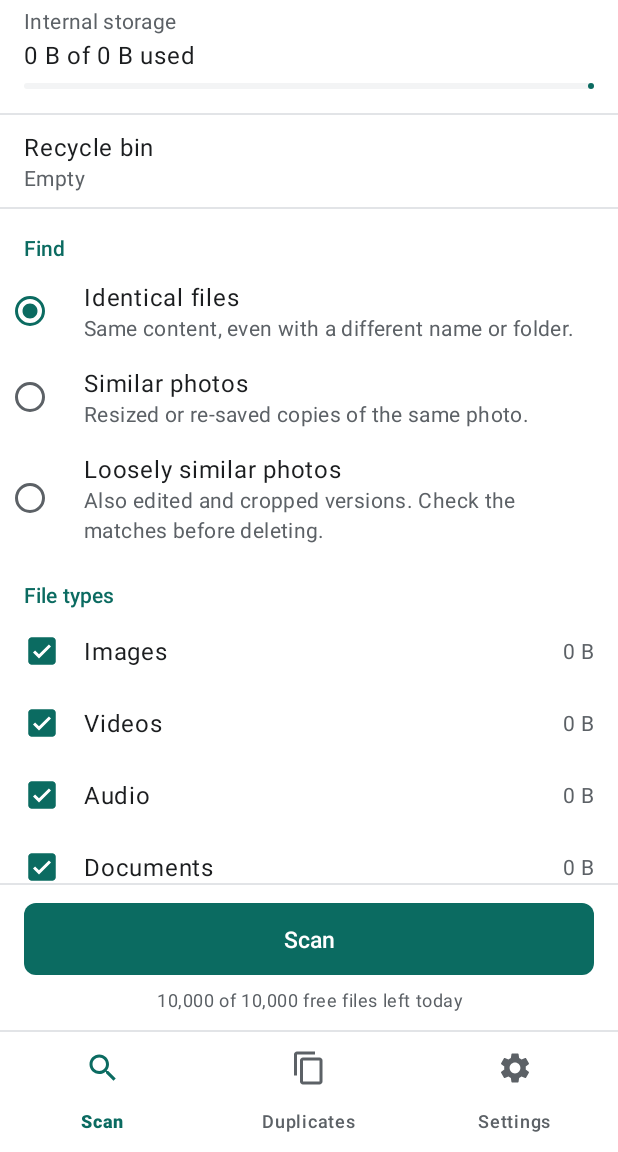
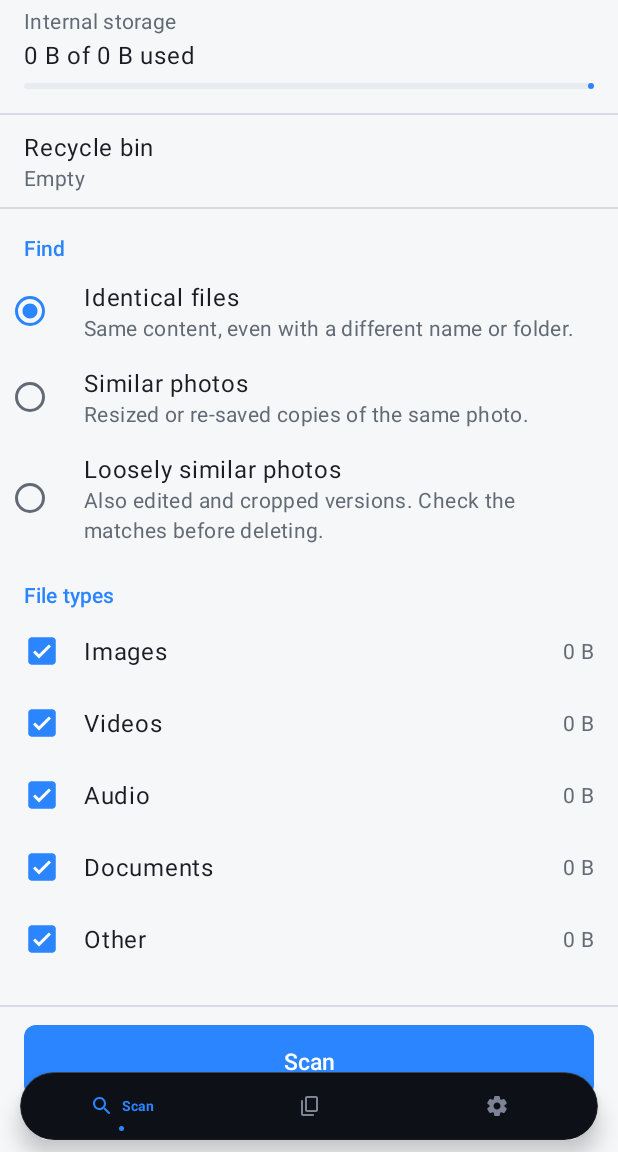
Before and after one commit to madhavraj840/Duplicate-file-finder-app-code, an Android app built with Jetpack Compose: the screen it shows after launch (MainActivity), on a phone screen of 412 x 824 dp, the part 84-1236 px from its top. Run offline under Robolectric (Android 15) with nearby library versions, the phone set to English and light mode, and no system bars; 2 statements that could not run were skipped.

Commit message:
feat(ui): Compose bottom nav capsule, Night Mode palette
Co-Authored-By: Claude Opus 5.5 <noreply@anthropic.com>

```diff
--- a/app/src/main/java/com/bunkwise/duplicatefilefinder/App.kt
+++ b/app/src/main/java/com/bunkwise/duplicatefilefinder/App.kt
@@ -19,6 +19,7 @@ class App : Application() {
         super.onCreate()
         // Must run before the first Activity inflates so it starts in the right theme.
         ThemePrefs.apply(this)
+        Performance.init(this)
         container = AppContainer(this)
         container.notifications.ensureChannels()
 
--- a/app/src/main/java/com/bunkwise/duplicatefilefinder/MainActivity.kt
+++ b/app/src/main/java/com/bunkwise/duplicatefilefinder/MainActivity.kt
@@ -2,8 +2,14 @@ package com.bunkwise.duplicatefilefinder
 
 import android.content.Intent
 import android.os.Bundle
-import android.view.View
 import androidx.appcompat.app.AppCompatActivity
+import androidx.compose.runtime.getValue
+import androidx.compose.runtime.mutableStateOf
+import androidx.compose.runtime.setValue
+import androidx.compose.ui.platform.ViewCompositionStrategy
+import com.bunkwise.duplicatefilefinder.ui.BottomNav
+import com.bunkwise.duplicatefilefinder.ui.DfTheme
+import com.bunkwise.duplicatefilefinder.ui.Tab
 import androidx.core.view.WindowCompat
 import androidx.navigation.NavController
 import androidx.navigation.fragment.NavHostFragment
@@ -17,7 +23,14 @@ class MainActivity : AppCompatActivity() {
     private lateinit var navController: NavController
 
     /** Tab destinations; everything else is a full-screen step without the bar. */
-    private val topLevel = setOf(R.id.homeFragment, R.id.cleanupFragment, R.id.settingsFragment)
+    private val topLevel = mapOf(
+        R.id.homeFragment to Tab.HOME,
+        R.id.cleanupFragment to Tab.CLEANUP,
+        R.id.settingsFragment to Tab.SETTINGS,
+    )
+
+    /** The active tab, or null on a pushed screen (the capsule hides). */
+    private var currentTab by mutableStateOf<Tab?>(Tab.HOME)
 
     override fun onCreate(savedInstanceState: Bundle?) {
         super.onCreate(savedInstanceState)
@@ -30,10 +43,7 @@ class MainActivity : AppCompatActivity() {
         navController = (supportFragmentManager.findFragmentById(R.id.navHost) as NavHostFragment).navController
         setupBottomNav()
         navController.addOnDestinationChangedListener { _, destination, _ ->
-            val tab = destination.id in topLevel
-            binding.bottomNav.visibility = if (tab) View.VISIBLE else View.GONE
-            binding.bottomNavDivider.visibility = binding.bottomNav.visibility
-            if (tab) binding.bottomNav.menu.findItem(destination.id)?.isChecked = true
+            currentTab = topLevel[destination.id]
         }
         if (savedInstanceState == null) handleNavIntent(intent)
     }
@@ -55,8 +65,26 @@ class MainActivity : AppCompatActivity() {
     }
 
     private fun setupBottomNav() {
-        binding.bottomNav.setOnItemSelectedListener { item -> selectTab(item.itemId); true }
-        binding.bottomNav.setOnItemReselectedListener { /* tabs keep no inner state */ }
+        binding.bottomNavCompose.setViewCompositionStrategy(ViewCompositionStrategy.DisposeOnViewTreeLifecycleDestroyed)
+        binding.bottomNavCompose.setContent {
+            DfTheme {
+                currentTab?.let { tab ->
+                    BottomNav(selected = tab, onSelect = { picked ->
+                        topLevel.entries.firstOrNull { it.value == picked }?.let { selectTab(it.key) }
+                    })
+                }
+            }
+        }
+    }
+
+    override fun onResume() {
+        super.onResume()
+        Performance.watch(window)
+    }
+
+    override fun onPause() {
+        Performance.unwatch(window)
+        super.onPause()
     }
 
     /**
--- a/app/src/main/res/layout/activity_main.xml
+++ b/app/src/main/res/layout/activity_main.xml
@@ -1,35 +1,25 @@
 <?xml version="1.0" encoding="utf-8"?>
-<LinearLayout xmlns:android="http://schemas.android.com/apk/res/android"
+<!-- The NavHost fills the screen; the Compose nav capsule floats over its bottom edge.
+     Tab-root screens leave BottomNavClearance at the bottom so nothing hides under it. -->
+<FrameLayout xmlns:android="http://schemas.android.com/apk/res/android"
     xmlns:app="http://schemas.android.com/apk/res-auto"
     android:id="@+id/main"
     android:layout_width="match_parent"
     android:layout_height="match_parent"
     android:background="@color/background"
-    android:fitsSystemWindows="true"
-    android:orientation="vertical">
+    android:fitsSystemWindows="true">
 
     <androidx.fragment.app.FragmentContainerView
         android:id="@+id/navHost"
         android:name="androidx.navigation.fragment.NavHostFragment"
         android:layout_width="match_parent"
-        android:layout_height="0dp"
-        android:layout_weight="1"
+        android:layout_height="match_parent"
         app:defaultNavHost="true"
         app:navGraph="@navigation/nav_main" />
 
-    <View
-        android:id="@+id/bottomNavDivider"
-        style="@style/Divider" />
-
-    <com.google.android.material.bottomnavigation.BottomNavigationView
-        android:id="@+id/bottomNav"
+    <androidx.compose.ui.platform.ComposeView
+        android:id="@+id/bottomNavCompose"
         android:layout_width="match_parent"
         android:layout_height="wrap_content"
-        android:background="@color/background"
-        app:elevation="0dp"
-        app:itemActiveIndicatorStyle="@null"
-        app:itemIconTint="@color/nav_item_color"
-        app:itemTextColor="@color/nav_item_color"
-        app:labelVisibilityMode="labeled"
-        app:menu="@menu/bottom_nav_menu" />
-</LinearLayout>
+        android:layout_gravity="bottom" />
+</FrameLayout>
--- a/app/src/main/res/values-night/colors.xml
+++ b/app/src/main/res/values-night/colors.xml
@@ -1,16 +1,16 @@
 <?xml version="1.0" encoding="utf-8"?>
 <!-- Dark counterparts of values/colors.xml. Layouts reference these names only. -->
 <resources>
-    <color name="primary">#62C7B8</color>
-    <color name="on_primary">#00201C</color>
+    <color name="primary">#4493F8</color>
+    <color name="on_primary">#0D1117</color>
 
-    <color name="background">#121416</color>
-    <color name="surface_variant">#1D2023</color>
-    <color name="divider">#2E3236</color>
+    <color name="background">#0D1117</color>
+    <color name="surface_variant">#21262D</color>
+    <color name="divider">#30363D</color>
 
-    <color name="text_primary">#E4E6E8</color>
-    <color name="text_secondary">#A4AAB0</color>
+    <color name="text_primary">#E6EDF3</color>
+    <color name="text_secondary">#8B949E</color>
 
-    <color name="danger">#F2B8B5</color>
-    <color name="warning">#E8B45C</color>
+    <color name="danger">#F85149</color>
+    <color name="warning">#C98A2E</color>
 </resources>
--- a/app/src/main/res/values/colors.xml
+++ b/app/src/main/res/values/colors.xml
@@ -6,17 +6,17 @@
     <color name="white">#FFFFFFFF</color>
 
     <!-- Accent: interactive elements and the selected state only. -->
-    <color name="primary">#0B6B61</color>
+    <color name="primary">#2A85FF</color>
     <color name="on_primary">#FFFFFF</color>
 
-    <color name="background">#FFFFFF</color>
+    <color name="background">#F6F7F9</color>
     <!-- Subtle fill for bars (bottom action bar, thumbnails placeholder). -->
-    <color name="surface_variant">#F3F4F5</color>
-    <color name="divider">#E2E4E7</color>
+    <color name="surface_variant">#E8EBF0</color>
+    <color name="divider">#D6DBE3</color>
 
-    <color name="text_primary">#1B1D1F</color>
-    <color name="text_secondary">#5C6166</color>
+    <color name="text_primary">#1A1E24</color>
+    <color name="text_secondary">#626B75</color>
 
-    <color name="danger">#B3261E</color>
-    <color name="warning">#9A5B00</color>
+    <color name="danger">#E0383E</color>
+    <color name="warning">#C98A2E</color>
 </resources>
```
